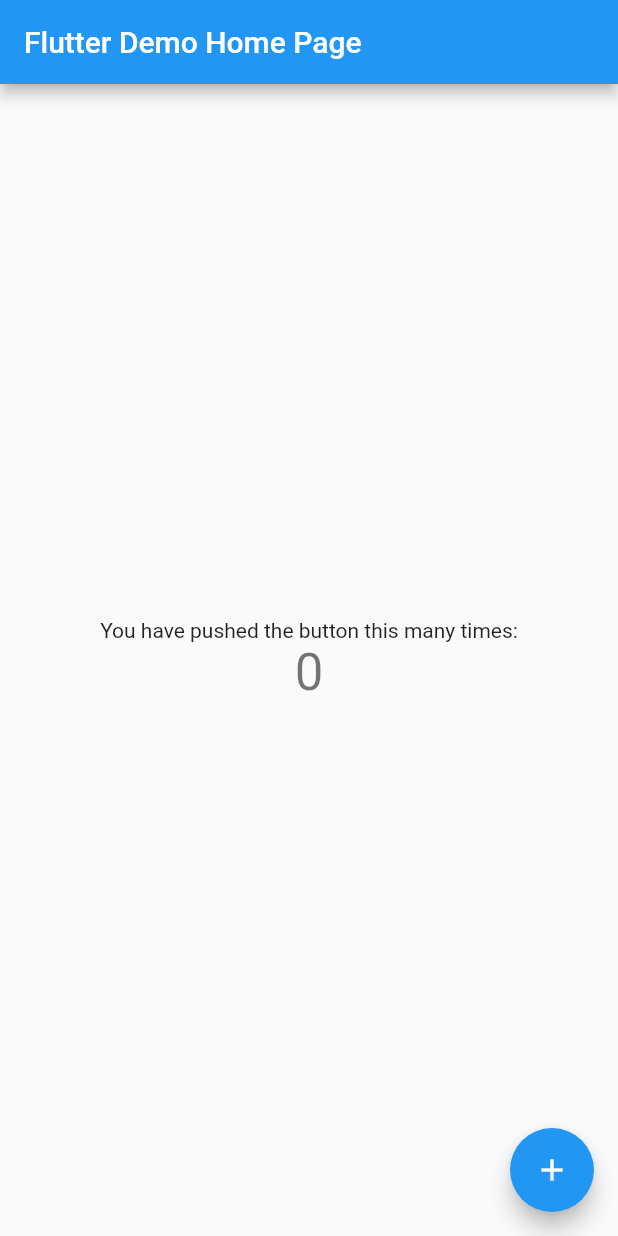
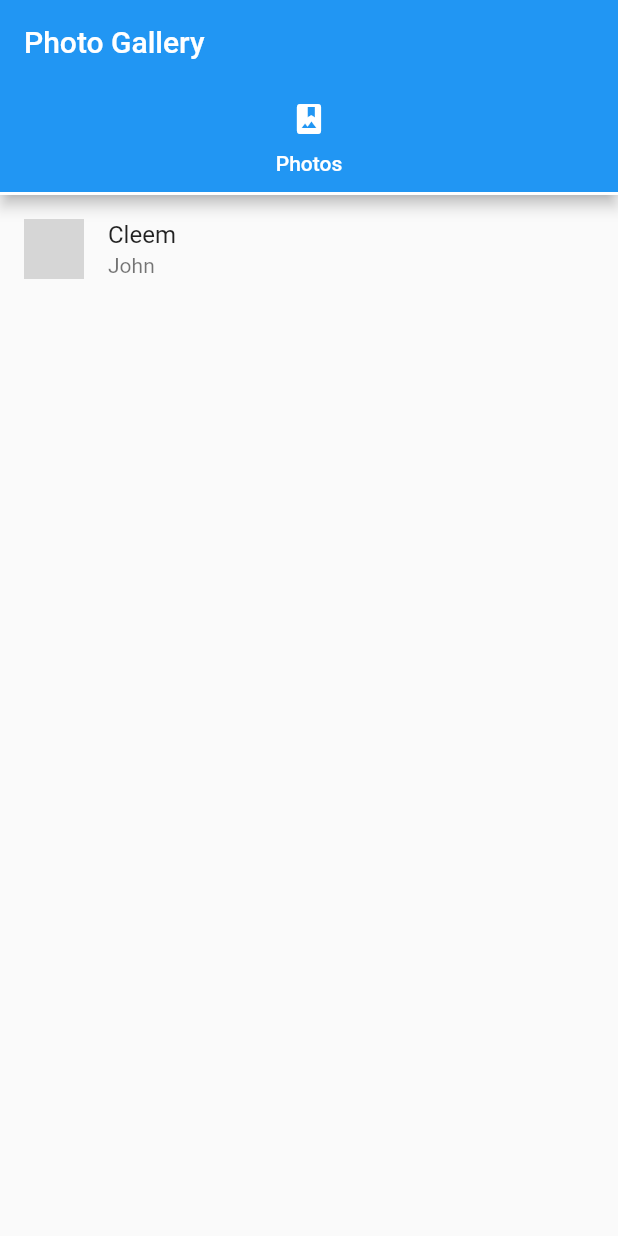
Before and after one commit to lizazz/photo_galerry, a Flutter app: the screen it shows after launch, on a phone screen of 412 x 824 dp. Run offline on Flutter 3.47's test engine with Material 2 defaults, Android fonts, the phone set to English and light mode, and no system bars; network calls fail; grey boxes are pictures that could not be loaded.

Commit message:
add markups

```diff
--- /dev/null
+++ b/lib/BaseModel.dart
@@ -0,0 +1,40 @@
+import 'package:scoped_model/scoped_model.dart';
+import 'photos/Photo.dart';
+
+class BaseModel extends Model
+{
+  int stackIndex = 0;
+  Map<int, dynamic> entityMapList = {};
+  List entityList = [];
+  var entityBeingEdited;
+  String chosenDate = '';
+
+  void setStackIndex(int inStackIndex)
+  {
+    stackIndex = inStackIndex;
+    notifyListeners();
+  }
+
+  void triggerRebuild() {
+    notifyListeners();
+  }
+
+  void loadData() async
+  {
+    entityList = [];
+    Photo photo = Photo();
+    photo.id = 1;
+    photo.name = 'Cleem';
+    photo.author = 'John';
+    photo.url = 'https://eleksun.com.ua/sites/default/files/styles/product_main/public/product_img/304120.jpg';
+    entityMapList[photo.id] = photo;
+    entityList.add(photo);
+    notifyListeners();
+  }
+
+  Future<Photo> get(int inID) async {
+    return entityMapList[inID];
+  }
+}
+
+BaseModel baseModel = BaseModel();
--- a/lib/main.dart
+++ b/lib/main.dart
@@ -1,115 +1,43 @@
+import 'dart:io';
 import 'package:flutter/material.dart';
+import 'photos/Photos.dart';
+import 'utils.dart' as utils;
 
 void main() {
-  runApp(const MyApp());
+  startMeUp() async {
+    runApp(PhotoGallery());
+  }
+
+  startMeUp();
 }
 
-class MyApp extends StatelessWidget {
-  const MyApp({super.key});
+class PhotoGallery extends StatelessWidget {
+  const PhotoGallery({super.key});
 
-  // This widget is the root of your application.
   @override
   Widget build(BuildContext context) {
     return MaterialApp(
-      title: 'Flutter Demo',
-      theme: ThemeData(
-        // This is the theme of your application.
-        //
-        // Try running your application with "flutter run". You'll see the
-        // application has a blue toolbar. Then, without quitting the app, try
-        // changing the primarySwatch below to Colors.green and then invoke
-        // "hot reload" (press "r" in the console where you ran "flutter run",
-        // or simply save your changes to "hot reload" in a Flutter IDE).
-        // Notice that the counter didn't reset back to zero; the application
-        // is not restarted.
-        primarySwatch: Colors.blue,
-      ),
-      home: const MyHomePage(title: 'Flutter Demo Home Page'),
+      home: DefaultTabController(
+        length: 1,
+        child: Scaffold(
+          appBar: AppBar(
+            title: const Text("Photo Gallery"),
+            bottom: const TabBar(
+              tabs: [
+                Tab(
+                  icon: Icon(Icons.photo_album),
+                  text: 'Photos',
+                )
+              ],
+            ),
+          ),
+          body: TabBarView(
+            children: [
+              Photos()
+            ],
+          ),
+        ),
+      )
     );
   }
 }
-
-class MyHomePage extends StatefulWidget {
-  const MyHomePage({super.key, required this.title});
-
-  // This widget is the home page of your application. It is stateful, meaning
-  // that it has a State object (defined below) that contains fields that affect
-  // how it looks.
-
-  // This class is the configuration for the state. It holds the values (in this
-  // case the title) provided by the parent (in this case the App widget) and
-  // used by the build method of the State. Fields in a Widget subclass are
-  // always marked "final".
-
-  final String title;
-
-  @override
-  State<MyHomePage> createState() => _MyHomePageState();
-}
-
-class _MyHomePageState extends State<MyHomePage> {
-  int _counter = 0;
-
-  void _incrementCounter() {
-    setState(() {
-      // This call to setState tells the Flutter framework that something has
-      // changed in this State, which causes it to rerun the build method below
-      // so that the display can reflect the updated values. If we changed
-      // _counter without calling setState(), then the build method would not be
-      // called again, and so nothing would appear to happen.
-      _counter++;
-    });
-  }
-
-  @override
-  Widget build(BuildContext context) {
-    // This method is rerun every time setState is called, for instance as done
-    // by the _incrementCounter method above.
-    //
-    // The Flutter framework has been optimized to make rerunning build methods
-    // fast, so that you can just rebuild anything that needs updating rather
-    // than having to individually change instances of widgets.
-    return Scaffold(
-      appBar: AppBar(
-        // Here we take the value from the MyHomePage object that was created by
-        // the App.build method, and use it to set our appbar title.
-        title: Text(widget.title),
-      ),
-      body: Center(
-        // Center is a layout widget. It takes a single child and positions it
-        // in the middle of the parent.
-        child: Column(
-          // Column is also a layout widget. It takes a list of children and
-          // arranges them vertically. By default, it sizes itself to fit its
-          // children horizontally, and tries to be as tall as its parent.
-          //
-          // Invoke "debug painting" (press "p" in the console, choose the
-          // "Toggle Debug Paint" action from the Flutter Inspector in Android
-          // Studio, or the "Toggle Debug Paint" command in Visual Studio Code)
-          // to see the wireframe for each widget.
-          //
-          // Column has various properties to control how it sizes itself and
-          // how it positions its children. Here we use mainAxisAlignment to
-          // center the children vertically; the main axis here is the vertical
-          // axis because Columns are vertical (the cross axis would be
-          // horizontal).
-          mainAxisAlignment: MainAxisAlignment.center,
-          children: <Widget>[
-            const Text(
-              'You have pushed the button this many times:',
-            ),
-            Text(
-              '$_counter',
-              style: Theme.of(context).textTheme.headline4,
-            ),
-          ],
-        ),
-      ),
-      floatingActionButton: FloatingActionButton(
-        onPressed: _incrementCounter,
-        tooltip: 'Increment',
-        child: const Icon(Icons.add),
-      ), // This trailing comma makes auto-formatting nicer for build methods.
-    );
-  }
-}
--- /dev/null
+++ b/lib/photos/Photo.dart
@@ -0,0 +1,9 @@
+class Photo
+{
+  int id = 0;
+  String name = '';
+  String author = '';
+  String url = '';
+}
+
+Photo photo = Photo();
--- /dev/null
+++ b/lib/photos/Photos.dart
@@ -0,0 +1,32 @@
+import 'dart:io';
+import 'package:flutter/material.dart';
+import 'package:scoped_model/scoped_model.dart';
+import 'PhotosEntity.dart';
+import '../BaseModel.dart' show BaseModel, baseModel;
+import 'PhotosList.dart';
+
+class Photos extends StatelessWidget
+{
+  Photos({Key? key}) : super(key: key)
+  {
+    baseModel.loadData();
+  }
+
+  Widget build(BuildContext context) {
+    return ScopedModel<BaseModel>(
+        model: baseModel,
+        child: ScopedModelDescendant<BaseModel>(
+          builder: (BuildContext context, Widget? inChild, BaseModel inModel)
+          {
+            return IndexedStack(
+              index: inModel.stackIndex,
+              children: [
+                 PhotosList(),
+                 PhotosEntity()
+              ],
+            );
+          },
+        )
+    );
+  }
+}
--- /dev/null
+++ b/lib/photos/PhotosEntity.dart
@@ -0,0 +1,37 @@
+import 'package:flutter/material.dart';
+import 'package:scoped_model/scoped_model.dart';
+import '../BaseModel.dart' show BaseModel, baseModel;
+
+class PhotosEntity extends StatelessWidget
+{
+  Widget build(BuildContext context) {
+    return ScopedModel(
+      model: baseModel,
+      child: ScopedModelDescendant<BaseModel>(
+          builder: (BuildContext context, Widget? inChild, BaseModel inModel)
+          {
+            return Scaffold(
+              body: Center(
+                child: Column(
+                  mainAxisAlignment: MainAxisAlignment.center,
+                  children: [
+                    (inModel.entityBeingEdited != null && inModel.entityBeingEdited.id != null)
+                        ? Image.network(inModel.entityBeingEdited.url)
+                        : Image.network('https://eleksun.com.ua/sites/default/files/banners/Component%204.png'),
+                     Spacer(),
+                    TextButton(
+                        onPressed: () {
+                          FocusScope.of(context).requestFocus(FocusNode());
+                          inModel.setStackIndex(0);
+                        },
+                        child: const Text("Cancel")
+                    )
+                  ],
+                ),
+              ),
+            );
+          }
+      )
+    );
+  }
+}
--- /dev/null
+++ b/lib/photos/PhotosList.dart
@@ -0,0 +1,48 @@
+import 'package:flutter/material.dart';
+import 'package:scoped_model/scoped_model.dart';
+import 'Photo.dart' show Photo;
+import '../BaseModel.dart' show BaseModel, baseModel;
+
+class PhotosList extends StatelessWidget
+{
+  @override
+  Widget build(BuildContext context)
+  {
+    return ScopedModel(
+        model: baseModel,
+        child: ScopedModelDescendant<BaseModel>(
+          builder: (BuildContext context, Widget? inChild, BaseModel inModel) {
+            return Scaffold(
+              body: ListView.builder(
+                  itemCount: baseModel.entityList.length,
+                  itemBuilder: (BuildContext inBuildContext, int inIndex){
+                    Photo photo = baseModel.entityList[inIndex];
+                    String photoFile = photo.url;
+                    bool photoFileExists = photoFile.isNotEmpty;
+
+                    return Column(
+                      children: [
+                        ListTile(
+                          leading: CircleAvatar(
+                            backgroundColor: Colors.indigoAccent,
+                            foregroundColor: Colors.white,
+                            backgroundImage: photoFileExists ? NetworkImage(photoFile) : null,
+                            child: photoFileExists ? null : const Text("No Photo"),
+                          ),
+                          title: Text(photo.name),
+                          subtitle: Text(photo.author),
+                          onTap: () async {
+                             baseModel.entityBeingEdited = await baseModel.get(photo.id);
+                             baseModel.setStackIndex(1);
+                          },
+                        ),
+                      ],
+                    );
+                  }
+              ),
+            );
+          }
+        )
+    );
+  }
+}
--- /dev/null
+++ b/lib/utils.dart
@@ -0,0 +1,7 @@
+import 'dart:io';
+import 'package:flutter/material.dart';
+import 'package:path_provider/path_provider.dart';
+import 'package:intl/intl.dart';
+import 'BaseModel.dart';
+
+Directory docsDir = Directory('/');
```
Also changed, not shown: pubspec.yaml (+7 -1 lines), pubspec.lock, 2 other files.
